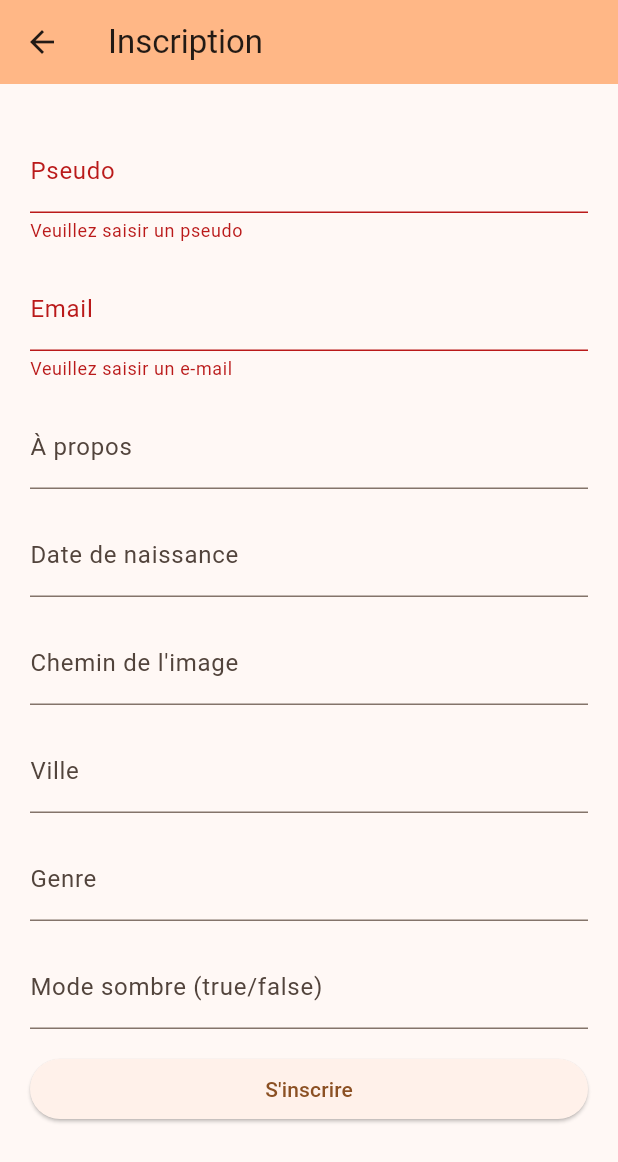
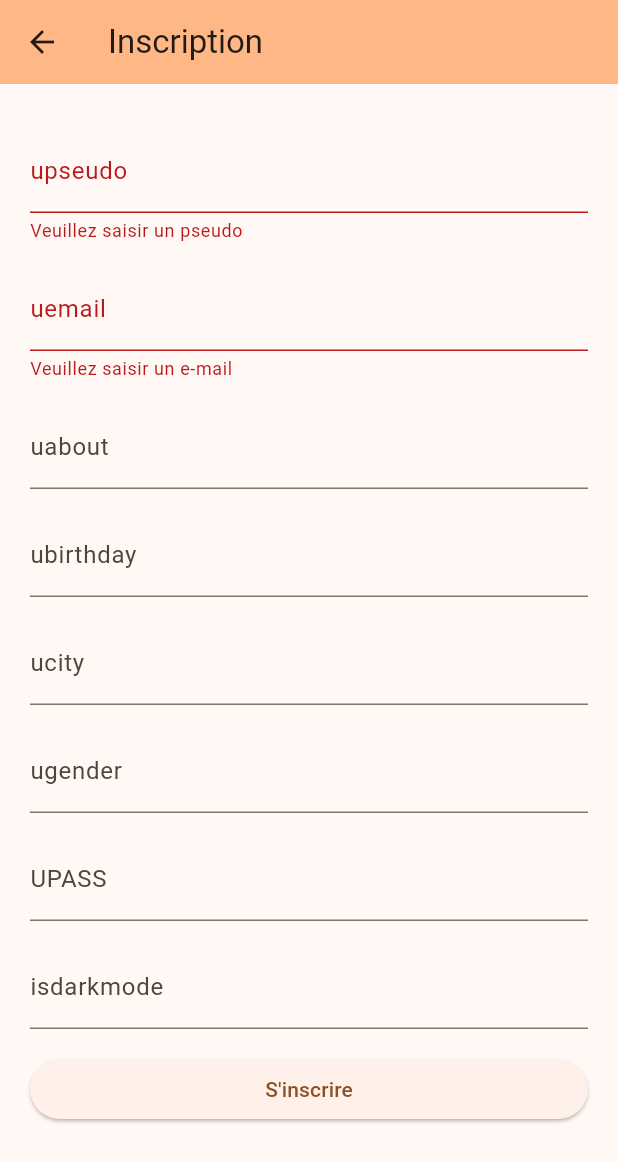
Before and after one commit to Juju-archy/furmeetdev, a Flutter app: the RegistrationUser screen opened directly, after a tap on an icon or button, on a phone screen of 412 x 824 dp. Shown: the top 1162 px of the screen. Run offline on Flutter 3.47's test engine with Material 2 defaults, Android fonts, the phone set to English and light mode, and no system bars; our stand-ins replace date_field.

Commit message:
Connexion BDD et creation user

```diff
--- a/Flutter/furmeetdev/lib/data/models/User.dart
+++ b/Flutter/furmeetdev/lib/data/models/User.dart
@@ -2,46 +2,50 @@ class User {
   String pseudo;
   String email;
   String? about;
-  DateTime birthDate;
-  String? imagePath;
+  String birthDate;
+  //String? imagePath;
   String? city;
   String? gender;
-  bool isDarkMode;
+  String password;
+  int isDarkMode;
 
   User({
     required this.pseudo,
     required this.email,
     this.about,
     required this.birthDate,
-    this.imagePath,
+    //this.imagePath,
     this.city,
     this.gender,
-    this.isDarkMode = false,
+    required this.password,
+    this.isDarkMode = 0,
   });
 
   factory User.fromMap(Map<String, dynamic> map) {
     return User(
-      pseudo: map['pseudo'],
-      email: map['email'],
-      about: map['about'],
-      birthDate: DateTime.parse(map['birthDate']),
-      imagePath: map['imagePath'],
-      city: map['city'],
-      gender: map['gender'],
-      isDarkMode: map['isDarkMode'] ?? false,
+      pseudo: map['upseudo'], // Assurez-vous que le nom correspond à votre API
+      email: map['uemail'], // Assurez-vous que le nom correspond à votre API
+      about: map['uabout'],
+      birthDate: map['ubirthday'],
+      //imagePath: map['imagePath'],
+      city: map['ucity'],
+      gender: map['ugender'],
+      password: map['UPASS'], // Assurez-vous que le nom correspond à votre API
+      isDarkMode: int.parse(map['isdarkmode'] ?? '0'),
     );
   }
 
   Map<String, dynamic> toMap() {
     return {
-      'pseudo': pseudo,
-      'email': email,
-      'about': about,
-      'birthDate': birthDate.toIso8601String(),
-      'imagePath': imagePath,
-      'city': city,
-      'gender': gender,
-      'isDarkMode': isDarkMode,
+      'upseudo': pseudo, // Assurez-vous que le nom correspond à votre API
+      'uemail': email, // Assurez-vous que le nom correspond à votre API
+      'uabout': about,
+      'ubirthday': birthDate,
+      //'imagePath': imagePath,
+      'ucity': city,
+      'ugender': gender,
+      'UPASS': password, // Assurez-vous que le nom correspond à votre API
+      'isdarkmode': isDarkMode,
     };
   }
 }
--- a/Flutter/furmeetdev/lib/presentation/screens/profile/profile_creation.dart
+++ b/Flutter/furmeetdev/lib/presentation/screens/profile/profile_creation.dart
@@ -2,6 +2,9 @@ import 'package:flutter/material.dart';
 import 'package:furmeetdev/data/models/User.dart';
 import 'package:furmeetdev/utils/functions.dart';
 import 'package:furmeetdev/utils/hash_crypto.dart';
+import 'package:furmeetdev/presentation/viewmodels/UserViewModel.dart';
+import 'package:date_field/date_field.dart';
+
 
 class RegistrationUser extends StatefulWidget {
   @override
@@ -13,9 +16,9 @@ class _RegistrationUserState extends State<RegistrationUser> {
   final TextEditingController _emailController = TextEditingController();
   final TextEditingController _aboutController = TextEditingController();
   final TextEditingController _birthDateController = TextEditingController();
-  final TextEditingController _imagePathController = TextEditingController();
   final TextEditingController _cityController = TextEditingController();
   final TextEditingController _genderController = TextEditingController();
+  final TextEditingController _passwordController = TextEditingController();
   final TextEditingController _isDarkModeController = TextEditingController();
 
   final _formKey = GlobalKey<FormState>();
@@ -37,12 +40,13 @@ class _RegistrationUserState extends State<RegistrationUser> {
           child: SingleChildScrollView(
             child: Form(
               key: _formKey,
-              child: Column(crossAxisAlignment: CrossAxisAlignment.stretch,
+              child: Column(
+                crossAxisAlignment: CrossAxisAlignment.stretch,
                 children: [
                   padding(10.0),
                   TextFormField(
                     controller: _pseudoController,
-                    decoration: InputDecoration(labelText: 'Pseudo'),
+                    decoration: InputDecoration(labelText: 'upseudo'), // Adapter le nom au champ de votre base de données
                     validator: (value) {
                       if (value == null || value.isEmpty) {
                         return 'Veuillez saisir un pseudo';
@@ -53,7 +57,7 @@ class _RegistrationUserState extends State<RegistrationUser> {
                   SizedBox(height: 16.0),
                   TextFormField(
                     controller: _emailController,
-                    decoration: InputDecoration(labelText: 'Email'),
+                    decoration: InputDecoration(labelText: 'uemail'), // Adapter le nom au champ de votre base de données
                     validator: (value) {
                       if (value == null || value.isEmpty) {
                         return 'Veuillez saisir un e-mail';
@@ -66,51 +70,51 @@ class _RegistrationUserState extends State<RegistrationUser> {
                   SizedBox(height: 16.0),
                   TextFormField(
                     controller: _aboutController,
-                    decoration: InputDecoration(labelText: 'À propos'),
+                    decoration: InputDecoration(labelText: 'uabout'), // Adapter le nom au champ de votre base de données
                   ),
                   SizedBox(height: 16.0),
                   TextFormField(
                     controller: _birthDateController,
-                    decoration: InputDecoration(labelText: 'Date de naissance'),
-                  ),
-                  SizedBox(height: 16.0),
-                  TextFormField(
-                    controller: _imagePathController,
-                    decoration: InputDecoration(labelText: 'Chemin de l\'image'),
+                    decoration: InputDecoration(labelText: 'ubirthday'), // Adapter le nom au champ de votre base de données
                   ),
                   SizedBox(height: 16.0),
                   TextFormField(
                     controller: _cityController,
-                    decoration: InputDecoration(labelText: 'Ville'),
+                    decoration: InputDecoration(labelText: 'ucity'), // Adapter le nom au champ de votre base de données
                   ),
                   SizedBox(height: 16.0),
                   TextFormField(
                     controller: _genderController,
-                    decoration: InputDecoration(labelText: 'Genre'),
+                    decoration: InputDecoration(labelText: 'ugender'), // Adapter le nom au champ de votre base de données
+                  ),
+                  SizedBox(height: 16.0),
+                  TextFormField(
+                    controller: _passwordController,
+                    decoration: InputDecoration(labelText: 'UPASS'), // Adapter le nom au champ de votre base de données
                   ),
                   SizedBox(height: 16.0),
                   TextFormField(
                     controller: _isDarkModeController,
-                    decoration: InputDecoration(labelText: 'Mode sombre (true/false)'),
+                    decoration: InputDecoration(labelText: 'isdarkmode'), // Adapter le nom au champ de votre base de données
                   ),
                   SizedBox(height: 16.0),
                   ElevatedButton(
-                    onPressed: () {
+                    onPressed: () async {
                       if (_formKey.currentState?.validate() ?? false) {
                         // Créer un utilisateur à partir des données saisies
                         User newUser = User(
                           pseudo: _pseudoController.text,
                           email: _emailController.text,
                           about: _aboutController.text,
-                          birthDate: DateTime.parse(_birthDateController.text),
-                          imagePath: _imagePathController.text,
+                          birthDate: _birthDateController.text,
                           city: _cityController.text,
                           gender: _genderController.text,
-                          isDarkMode: _isDarkModeController.text.toLowerCase() == 'false',
+                          password: _passwordController.text,
+                          isDarkMode: int.parse(_isDarkModeController.text),
                         );
 
-                        // Utilisez cet utilisateur comme bon vous semble (par exemple, enregistrez-le dans une base de données)
-                        // ...
+                        // Utilisez la fonction du ViewModel pour enregistrer l'utilisateur
+                        await UserViewModel().registerUser(newUser);
 
                         // Affichez un message de confirmation
                         showDialog(
--- a/Flutter/furmeetdev/lib/presentation/viewmodels/UserViewModel.dart
+++ b/Flutter/furmeetdev/lib/presentation/viewmodels/UserViewModel.dart
@@ -1,13 +1,14 @@
 import 'package:flutter/material.dart';
 import 'dart:convert';
 import 'package:http/http.dart' as http;
+import 'package:furmeetdev/data/models/User.dart';
 
 class UserViewModel extends ChangeNotifier {
   String _pseudo = '';
   String _email = '';
   String? _about;
   DateTime _birthDate = DateTime.now();
-  String? _imagePath;
+  //String? _imagePath;
   String? _city;
   String? _gender;
   bool _isDarkMode = false;
@@ -17,7 +18,7 @@ class UserViewModel extends ChangeNotifier {
   String get email => _email;
   String? get about => _about;
   DateTime get birthDate => _birthDate;
-  String? get imagePath => _imagePath;
+  //String? get imagePath => _imagePath;
   String? get city => _city;
   String? get gender => _gender;
   bool get isDarkMode => _isDarkMode;
@@ -43,10 +44,10 @@ class UserViewModel extends ChangeNotifier {
     notifyListeners();
   }
 
-  set imagePath(String? value) {
+  /*set imagePath(String? value) {
     _imagePath = value;
     notifyListeners();
-  }
+  }*/
 
   set city(String? value) {
     _city = value;
@@ -64,21 +65,21 @@ class UserViewModel extends ChangeNotifier {
   }
 
   // Fonction pour enregistrer l'utilisateur
-  Future<void> registerUser() async {
+  Future<void> registerUser(User user) async {
     var userData = {
-      'pseudo': _pseudo,
-      'email': _email,
-      'about': _about,
-      'birthDate': _birthDate.toIso8601String(),
-      'imagePath': _imagePath,
-      'city': _city,
-      'gender': _gender,
-      'isDarkMode': _isDarkMode.toString(),
+      'uemail': user.email,
+      'upseudo': user.pseudo,
+      'uabout': user.about,
+      'ubirthday': user.birthDate,
+      'ucity': user.city,
+      'ugender': user.gender,
+      'UPASS': user.password, // Ajoutez cette ligne si vous avez un champ de mot de passe dans votre modèle User
+      'isdarkmode': user.isDarkMode,
     };
 
     // Envoyer les données à l'API
     var response = await http.post(
-      Uri.parse('http://votre-serveur/api.php'), // Remplacez par l'URL de votre API
+      Uri.parse('http://192.168.31.61/api_furmeet/user_api.php'),
       headers: {'Content-Type': 'application/json'},
       body: jsonEncode(userData),
     );
@@ -89,17 +90,5 @@ class UserViewModel extends ChangeNotifier {
     } else {
       print('Erreur lors de l\'enregistrement de l\'utilisateur. Code de statut : ${response.statusCode}');
     }
-
-    // Utilisez les propriétés actuelles du ViewModel pour enregistrer l'utilisateur
-    // Vous pouvez ajouter ici la logique d'enregistrement, par exemple, l'envoi des données à un backend
-    print('Enregistrement de l\'utilisateur avec les données suivantes:');
-    print('Pseudo: $_pseudo');
-    print('Email: $_email');
-    print('About: $_about');
-    print('Date de naissance: $_birthDate');
-    print('Image Path: $_imagePath');
-    print('Ville: $_city');
-    print('Genre: $_gender');
-    print('Mode sombre: $_isDarkMode');
   }
 }
--- a/Flutter/furmeetdev/pubspec.yaml
+++ b/Flutter/furmeetdev/pubspec.yaml
@@ -38,6 +38,8 @@ dependencies:
   http: ^1.1.0
   io: ^1.0.4
   crypto: ^3.0.3
+  provider: ^6.1.1
+  date_field: ^3.0.5
 
 dev_dependencies:
   flutter_test:
```
Also changed, not shown: Flutter/furmeetdev/pubspec.lock, 1 other file.
